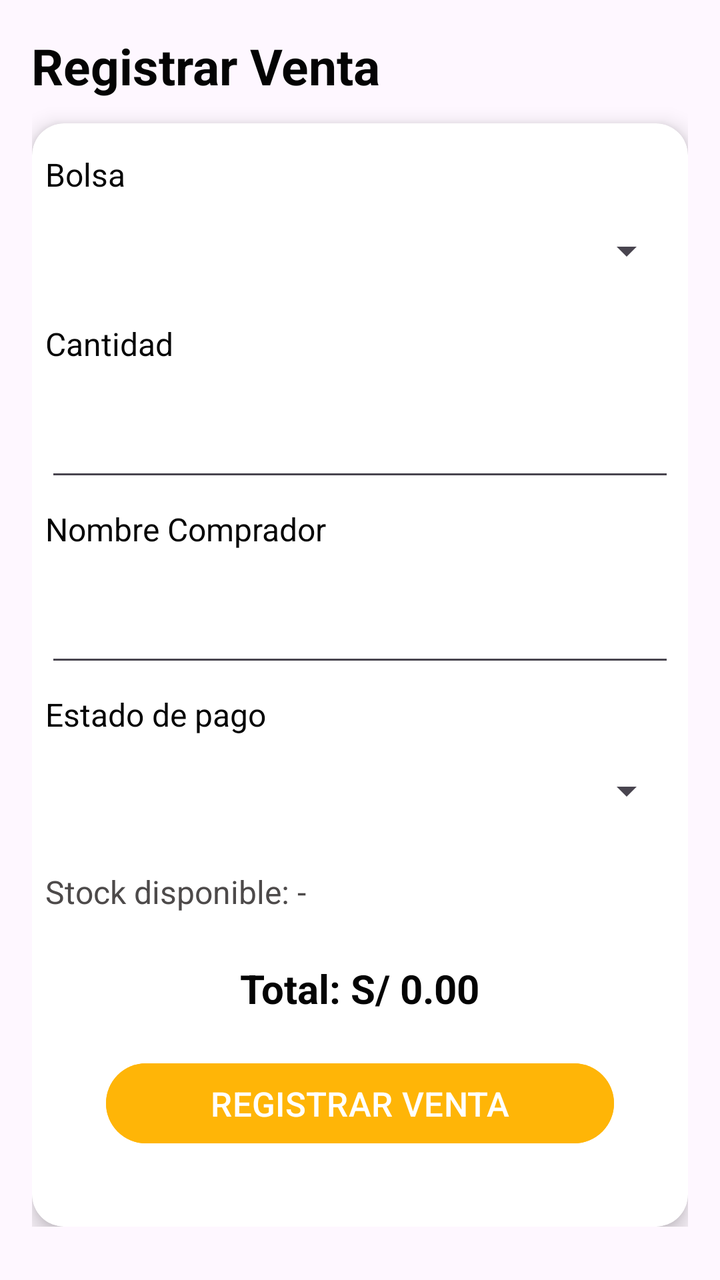
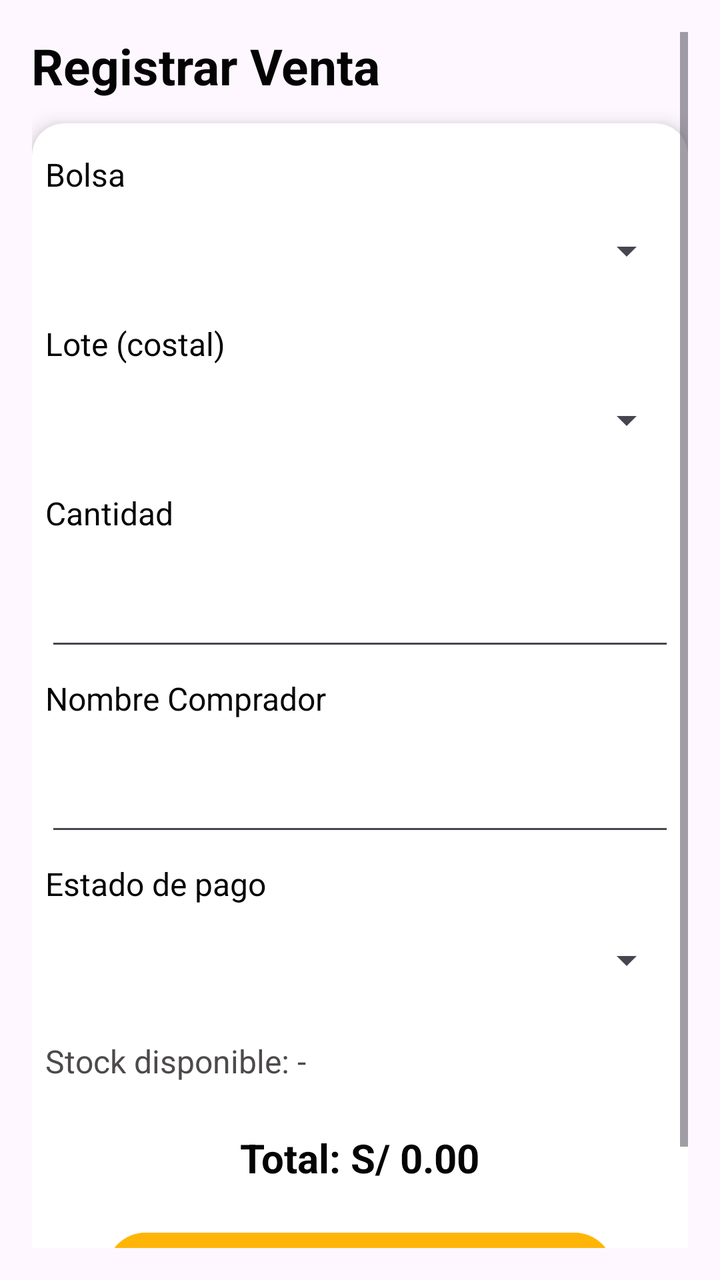

The first picture is an Android layout as it rendered before a commit; the second is the same layout after the commit. The layout source and the unified diff follow.
<!-- AndroidManifest.xml: application theme Theme.CajaiCafeAdministracion -->
<!-- res/layout/activity_venta.xml -->
<?xml version="1.0" encoding="utf-8"?>
<ScrollView xmlns:android="http://schemas.android.com/apk/res/android"
    xmlns:card_view="http://schemas.android.com/apk/res-auto"
    android:layout_width="match_parent"
    android:layout_height="match_parent"
    android:padding="16dp">

    <LinearLayout
        android:orientation="vertical"
        android:layout_width="match_parent"
        android:layout_height="wrap_content">

        <TextView
            android:layout_width="329dp"
            android:layout_height="wrap_content"
            android:layout_gravity="center"
            android:layout_marginBottom="12dp"
            android:text="Registrar Venta"
            android:textColor="#040404"
            android:textSize="75px"
            android:textStyle="bold" />


        <androidx.cardview.widget.CardView
            android:layout_width="match_parent"
            android:layout_height="match_parent"
            android:padding="16dp"
            card_view:contentPadding="20px"
            android:backgroundTint="#FFFFFF"
            card_view:cardCornerRadius="16dp"
            card_view:cardElevation="6dp">


            <LinearLayout
                android:layout_width="match_parent"
                android:layout_height="wrap_content"
                android:orientation="vertical">


                <TextView
                    android:layout_width="wrap_content"
                    android:layout_height="wrap_content"
                    android:layout_marginTop="8dp"
                    android:textSize="16dp"
                    android:textColor="#040404"
                    android:text="Bolsa" />

                <Spinner
                    android:id="@+id/spinnerProducto"
                    android:layout_width="match_parent"
                    android:layout_height="wrap_content"
                    android:textColor="#040404"
                    android:minHeight="55dp" />
                <TextView
                    android:layout_width="wrap_content"
                    android:layout_height="wrap_content"
                    android:layout_marginTop="8dp"
                    android:textSize="16dp"
                    android:textColor="#040404"
                    android:text="Cantidad" />
                <EditText
                    android:id="@+id/etCantidad"
                    android:layout_width="match_parent"
                    android:layout_height="wrap_content"
                    android:layout_marginTop="8dp"
                    android:textColor="#040404"
                    android:inputType="number"
                    android:minHeight="55dp" />
                <TextView
                    android:layout_width="wrap_content"
                    android:layout_height="wrap_content"
                    android:layout_marginTop="8dp"
                    android:textSize="16dp"
                    android:textColor="#040404"
                    android:text="Nombre Comprador" />
                <EditText
                    android:id="@+id/etNombre"
                    android:layout_width="match_parent"
                    android:layout_height="wrap_content"
                    android:layout_marginTop="8dp"
                    android:textColor="#040404"
                    android:minHeight="55dp" />

                <TextView
                    android:layout_width="wrap_content"
                    android:layout_height="wrap_content"
                    android:layout_marginTop="8dp"
                    android:textSize="16dp"
                    android:textColor="#040404"
                    android:text="Estado de pago" />

                <Spinner
                    android:id="@+id/spinnerPago"
                    android:layout_width="match_parent"
                    android:layout_height="wrap_content"
                    android:textColor="#040404"
                    android:minHeight="55dp" />

                <EditText
                    android:id="@+id/etMontoParcial"
                    android:layout_width="match_parent"
                    android:layout_height="wrap_content"
                    android:layout_marginTop="8dp"
                    android:hint="Monto parcial (si aplica)"
                    android:inputType="numberDecimal"
                    android:textColor="#040404"
                    android:visibility="gone" />

                <TextView
                    android:id="@+id/tvStock"
                    android:layout_width="wrap_content"
                    android:layout_height="wrap_content"
                    android:layout_marginBottom="12dp"
                    android:layout_marginTop="12dp"
                    android:text="Stock disponible: -"
                    android:textColor="#4D4A4A"
                    android:textSize="16dp"/>

                <TextView
                    android:id="@+id/tvTotal"
                    android:layout_width="wrap_content"
                    android:layout_height="wrap_content"
                    android:layout_marginTop="12dp"
                    android:layout_gravity="center"
                    android:text="Total: S/ 0.00"
                    android:textSize="20dp"
                    android:textColor="#040404"
                    android:textStyle="bold" />

                <Button
                    android:id="@+id/btnRegistrar"
                    android:layout_width="254dp"
                    android:layout_height="wrap_content"
                    android:layout_gravity="center"
                    android:layout_marginTop="20dp"
                    android:backgroundTint="#FFB507"
                    android:text="REGISTRAR VENTA"
                    android:textColor="#FFFFFF"
                    android:textSize="17dp" />

                <TextView
                    android:id="@+id/tvMensaje"
                    android:layout_width="wrap_content"
                    android:layout_height="wrap_content"
                    android:layout_marginTop="12dp" />
            </LinearLayout>
        </androidx.cardview.widget.CardView>
    </LinearLayout>
</ScrollView>
<!-- resources referenced by this layout -->
<resources>
  <style name="Theme.CajaiCafeAdministracion" parent="Base.Theme.CajaiCafeAdministracion" />
  <style name="Base.Theme.CajaiCafeAdministracion" parent="Theme.Material3.DayNight.NoActionBar">
          
          
      </style>
</resources>

<!-- the commit's change to res/layout/activity_venta.xml (unified diff, before → after) -->
@@ -50,6 +50,18 @@
                     android:layout_width="match_parent"
                     android:layout_height="wrap_content"
                     android:textColor="#040404"
+                    android:minHeight="55dp" />
+                <TextView
+                    android:layout_width="wrap_content"
+                    android:layout_height="wrap_content"
+                    android:layout_marginTop="8dp"
+                    android:textSize="16dp"
+                    android:textColor="#040404"
+                    android:text="Lote (costal)" />
+                <Spinner
+                    android:id="@+id/spinnerLote"
+                    android:layout_width="match_parent"
+                    android:layout_height="wrap_content"
                     android:minHeight="55dp" />
                 <TextView
                     android:layout_width="wrap_content"
